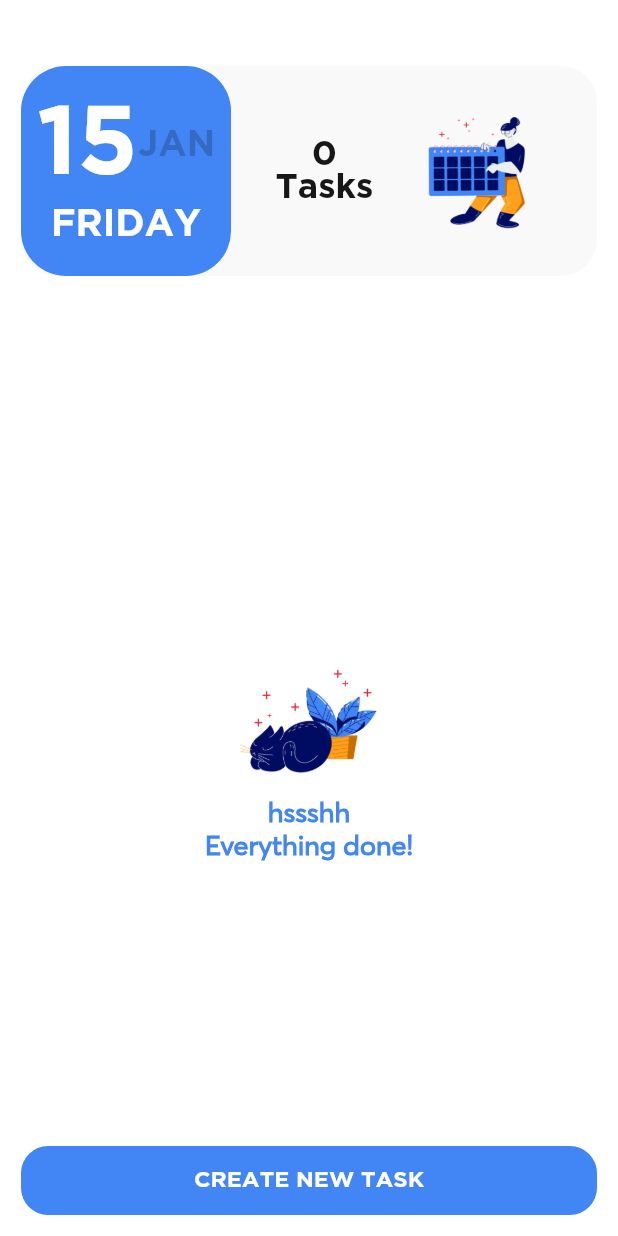
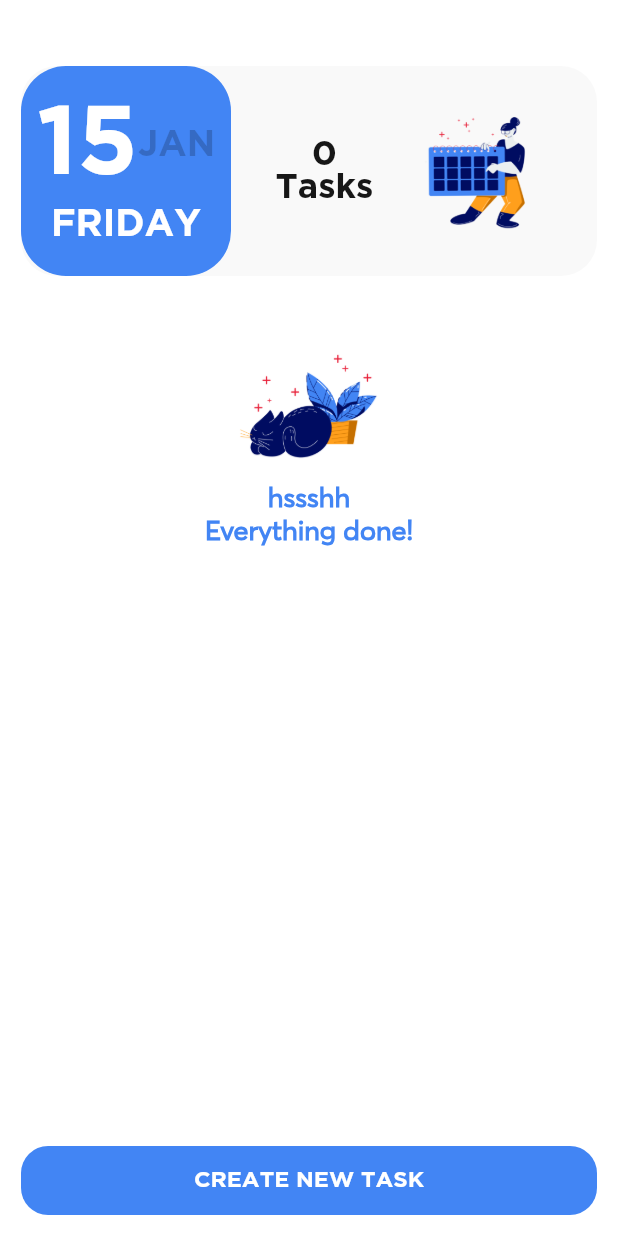
Before and after one commit to durgesh-k/Do.it-App, a Flutter app: the screen it shows after launch, on a phone screen of 412 x 824 dp. Run offline on Flutter 3.47's test engine with Material 2 defaults, Android fonts, the phone set to English and light mode, and no system bars; our stand-ins replace bottom_navy_bar, circular_check_box, date_format, splashscreen, sqflite, table_calendar; missing offline and left inert: flutter_animated_dialog; accounts and stored records are empty.

Commit message:
Icon added

```diff
--- a/lib/main.dart
+++ b/lib/main.dart
@@ -29,7 +29,7 @@ class MyApp extends StatelessWidget {
         image: new Image.asset('assets/icon1.png'),
         backgroundColor: Colors.white,
         styleTextUnderTheLoader: new TextStyle(),
-        photoSize: 50.0,
+        photoSize: 30.0,
         useLoader: false,
       ),
     );
--- a/lib/main_task.dart
+++ b/lib/main_task.dart
@@ -141,7 +141,8 @@ class _MainTaskState extends State<MainTask> {
               ),
             ),
           ),
-          Expanded(
+          Container(
+            child: SingleChildScrollView(
                 child: FutureBuilder(
               initialData: [],
               future: _dbhelper.getTasks(),
@@ -195,6 +196,7 @@ class _MainTaskState extends State<MainTask> {
                         )));
               },
             )),
+          ),
         ],
       ),
     );
```
Lines whose indentation alone changed are shown as unchanged.
